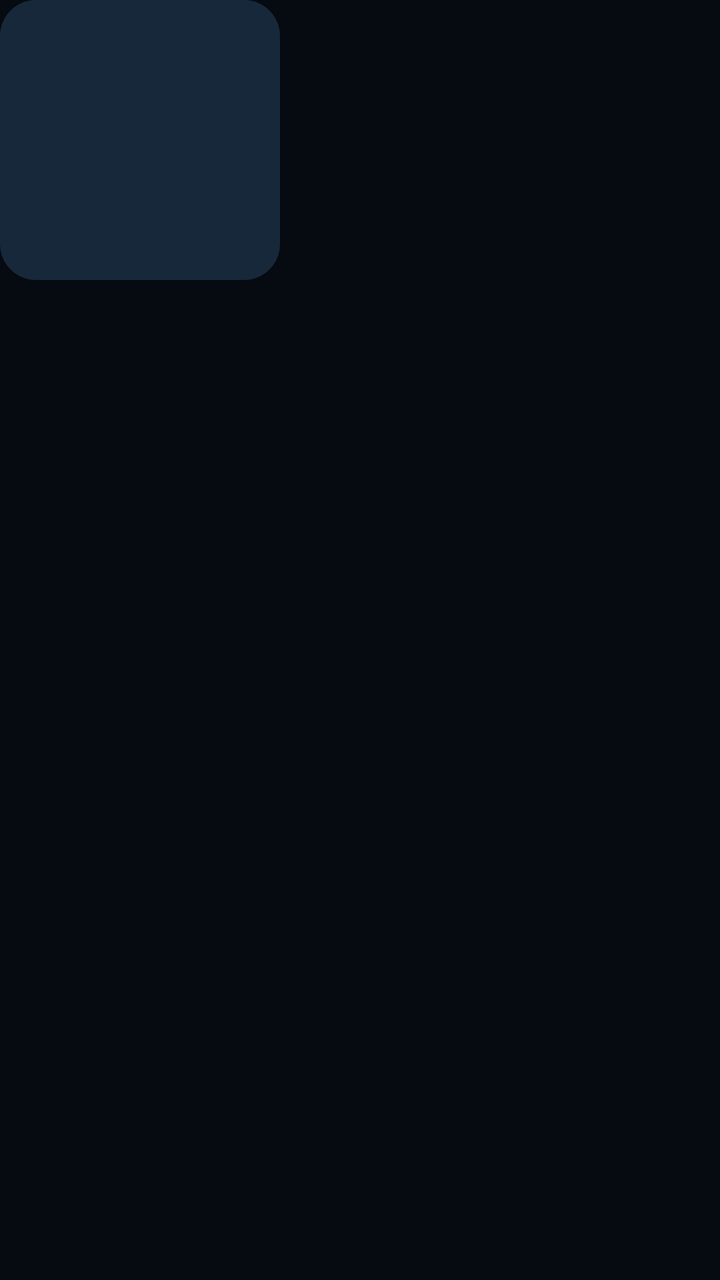
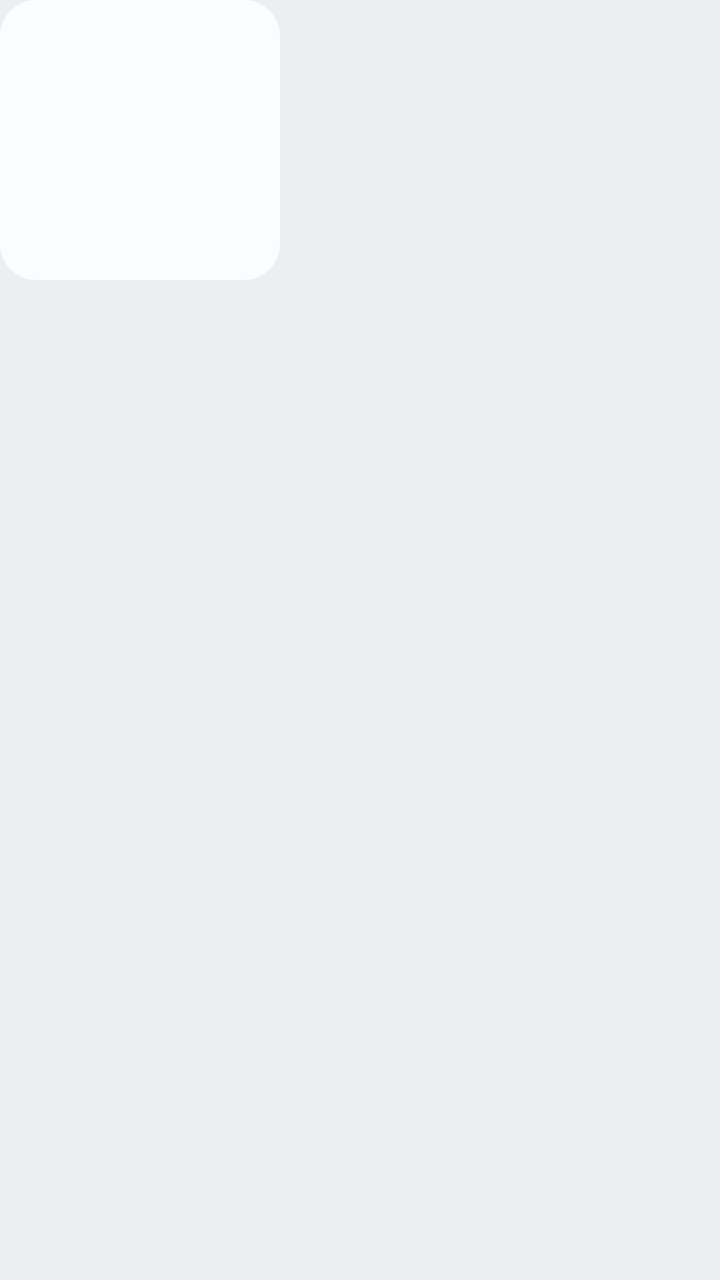

Screens rendered from an Android XML layout before and after an edit, with the pre-edit source and the edit as a unified diff.
<!-- AndroidManifest.xml: application theme AppTheme -->
<!-- res/layout/item_card.xml -->
<?xml version="1.0" encoding="utf-8"?>
<LinearLayout xmlns:android="http://schemas.android.com/apk/res/android"
    android:layout_width="140dp"
    android:layout_height="wrap_content"
    android:layout_marginStart="6dp"
    android:layout_marginEnd="6dp"
    android:background="?android:attr/selectableItemBackground"
    android:orientation="vertical">

    <FrameLayout
        android:layout_width="140dp"
        android:layout_height="140dp">

        <TextView
            android:id="@+id/initials"
            style="@style/Initials"
            android:background="@drawable/bg_art"
            android:textSize="40sp" />

        <ImageView
            android:id="@+id/art"
            android:layout_width="match_parent"
            android:layout_height="match_parent" />

        <TextView
            android:id="@+id/badge"
            style="@style/LiveBadge"
            android:layout_gravity="top|start"
            android:layout_margin="8dp" />
    </FrameLayout>

    <TextView
        android:id="@+id/title"
        android:layout_width="match_parent"
        android:layout_height="wrap_content"
        android:layout_marginTop="8dp"
        android:ellipsize="end"
        android:maxLines="2"
        android:textColor="#FFFFFFFF"
        android:textSize="14sp"
        android:textStyle="bold" />

    <TextView
        android:id="@+id/subtitle"
        android:layout_width="match_parent"
        android:layout_height="wrap_content"
        android:ellipsize="end"
        android:maxLines="1"
        android:textColor="#99FFFFFF"
        android:textSize="12sp" />
</LinearLayout>
<!-- resources referenced by this layout -->
<resources>
  <!-- drawable bg_art (drawable) -->
  <?xml version="1.0" encoding="utf-8"?>
  <shape xmlns:android="http://schemas.android.com/apk/res/android" android:shape="rectangle">
      <solid android:color="#FF16283A" /><corners android:radius="18dp" />
  </shape>
  <style name="Initials">
          <item name="android:layout_width">match_parent</item>
          <item name="android:layout_height">match_parent</item>
          <item name="android:gravity">center</item>
          <item name="android:textColor">#FFFFFFFF</item>
          <item name="android:fontFamily">sans-serif-black</item>
      </style>
  <style name="LiveBadge">
          <item name="android:layout_width">wrap_content</item>
          <item name="android:layout_height">wrap_content</item>
          <item name="android:background">@drawable/bg_badge</item>
          <item name="android:paddingStart">7dp</item>
          <item name="android:paddingEnd">7dp</item>
          <item name="android:paddingTop">1dp</item>
          <item name="android:paddingBottom">1dp</item>
          <item name="android:text">● LIVE</item>
          <item name="android:textColor">#FFFFFFFF</item>
          <item name="android:textSize">10sp</item>
          <item name="android:textStyle">bold</item>
          <item name="android:visibility">gone</item>
      </style>
  <style name="AppTheme" parent="@android:style/Theme.Material.NoActionBar">
          <item name="android:statusBarColor">#FF0F2030</item>
          <item name="android:navigationBarColor">#FF060B11</item>
          <item name="android:colorAccent">#FF2EE6A8</item>
          <item name="android:windowBackground">#FF060B11</item>
      </style>
  <!-- drawable bg_badge (drawable) -->
  <?xml version="1.0" encoding="utf-8"?>
  <shape xmlns:android="http://schemas.android.com/apk/res/android" android:shape="rectangle">
      <solid android:color="#FFFF3B5C" /><corners android:radius="6dp" />
  </shape>
</resources>

<!-- the commit's change to res/layout/item_card.xml (unified diff, before → after) -->
@@ -36,7 +36,7 @@
         android:layout_marginTop="8dp"
         android:ellipsize="end"
         android:maxLines="2"
-        android:textColor="#FFFFFFFF"
+        android:textColor="@color/c_ffffffff"
         android:textSize="14sp"
         android:textStyle="bold" />
 
@@ -46,6 +46,6 @@
         android:layout_height="wrap_content"
         android:ellipsize="end"
         android:maxLines="1"
-        android:textColor="#99FFFFFF"
+        android:textColor="@color/c_99ffffff"
         android:textSize="12sp" />
 </LinearLayout>
<!-- resource entries referenced after the edit -->
@@ -1,9 +1,11 @@
 <!-- resources referenced by this layout -->
 <resources>
+  <color name="c_99ffffff">#990B1622</color>
+  <color name="c_ffffffff">#FF0B1622</color>
   <!-- drawable bg_art (drawable) -->
   <?xml version="1.0" encoding="utf-8"?>
   <shape xmlns:android="http://schemas.android.com/apk/res/android" android:shape="rectangle">
-      <solid android:color="#FF16283A" /><corners android:radius="18dp" />
+      <solid android:color="@color/c_ff16283a" /><corners android:radius="18dp" />
   </shape>
   <style name="Initials">
           <item name="android:layout_width">match_parent</item>
@@ -26,16 +28,23 @@
           <item name="android:textStyle">bold</item>
           <item name="android:visibility">gone</item>
       </style>
-  <style name="AppTheme" parent="@android:style/Theme.Material.NoActionBar">
-          <item name="android:statusBarColor">#FF0F2030</item>
-          <item name="android:navigationBarColor">#FF060B11</item>
-          <item name="android:colorAccent">#FF2EE6A8</item>
-          <item name="android:windowBackground">#FF060B11</item>
+  <style name="AppTheme" parent="BaseTheme">
+          <item name="android:windowLightStatusBar">@bool/light_bars</item>
+          <item name="android:windowLightNavigationBar">@bool/light_bars</item>
+          <item name="android:statusBarColor">@color/c_ff0f2030</item>
+          <item name="android:navigationBarColor">@color/c_ff060b11</item>
+          <item name="android:colorAccent">@color/c_ff2ee6a8</item>
+          <item name="android:windowBackground">@color/c_ff060b11</item>
       </style>
+  <color name="c_ff16283a">#FFFAFDFF</color>
   <!-- drawable bg_badge (drawable) -->
   <?xml version="1.0" encoding="utf-8"?>
   <shape xmlns:android="http://schemas.android.com/apk/res/android" android:shape="rectangle">
       <solid android:color="#FFFF3B5C" /><corners android:radius="6dp" />
   </shape>
+  <style name="BaseTheme" parent="@android:style/Theme.Material.Light.NoActionBar" />
+  <color name="c_ff0f2030">#FFF6F9FB</color>
+  <color name="c_ff060b11">#FFECEFF1</color>
+  <color name="c_ff2ee6a8">#FF0E9F74</color>
 </resources>
 
